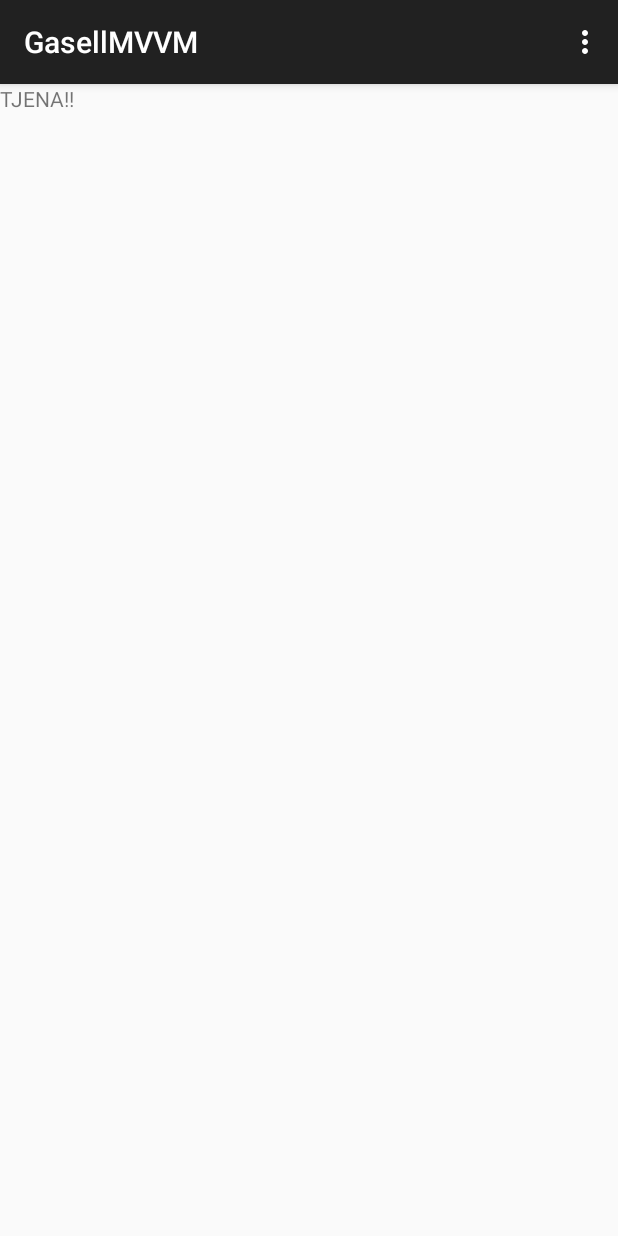
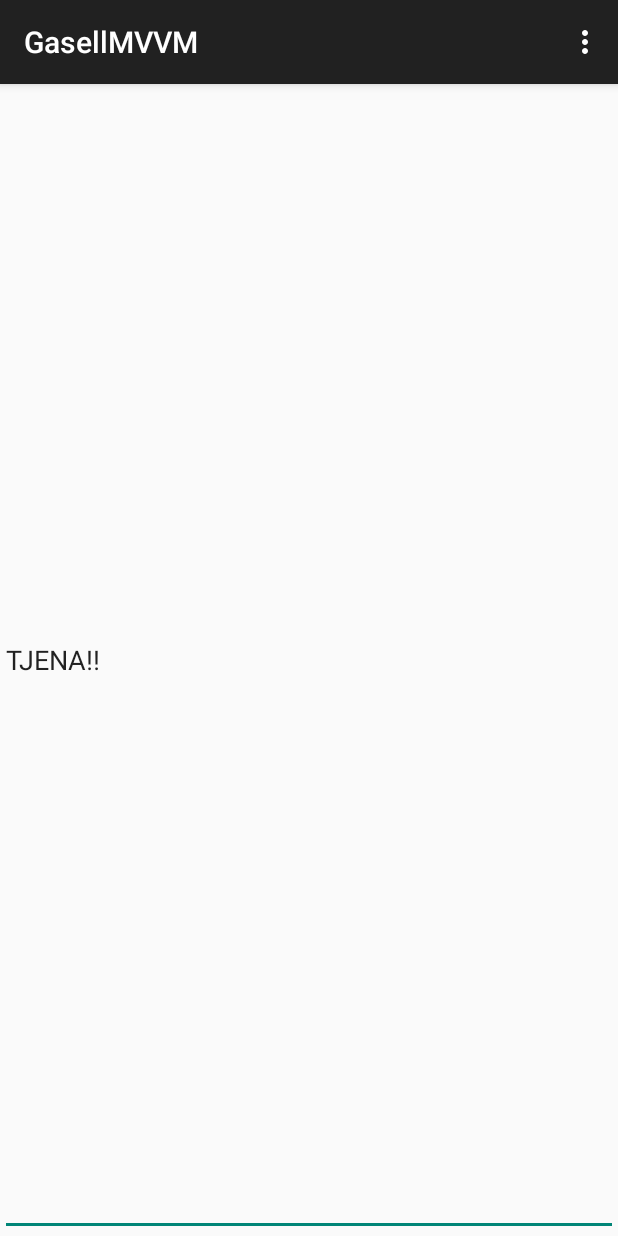
Before and after one commit to dxcufgb/GasellAndroid, an Android app: the MainActivity screen opened directly, with no data from a screen before it, on a phone screen of 412 x 824 dp. Run offline under Robolectric (Android 15) with nearby library versions, the phone set to English and light mode, and no system bars; 3 statements that could not run were skipped.

Commit message:
I realized we did not follow Garcia model, fixed now with external views.

```diff
--- a/app/src/main/java/se/zavann/gasellmvvm/Controllers/MainController.java
+++ b/app/src/main/java/se/zavann/gasellmvvm/Controllers/MainController.java
@@ -1,6 +1,7 @@
 package se.zavann.gasellmvvm.Controllers;
 
 import android.content.Context;
+import android.util.Log;
 
 import se.zavann.gasellmvvm.DTO.DtoCustomerInfo;
 import se.zavann.gasellmvvm.GasellRest;
@@ -8,6 +9,7 @@ import se.zavann.gasellmvvm.Listeners.MainActivityListener;
 import se.zavann.gasellmvvm.Listeners.RestCallListener;
 import se.zavann.gasellmvvm.Listeners.RestListener;
 import se.zavann.gasellmvvm.Models.Customer;
+import se.zavann.gasellmvvm.Views.MainView;
 
 /**
  * Created by Bullen on 2015-10-08.
@@ -19,23 +21,31 @@ public class MainController implements RestCallListener {
     private MainActivityListener listener;
     private GasellRest rest;
     private RestListener listen;
+    private String customerId;
 
     //Constructor
-    public MainController() {}
+    public MainController( MainActivityListener listener) {
 
+        this.listener = listener;
+        getCustomerInfo();
 
-    public void getCustomerInfo(MainActivityListener listener, String customerId) {
-        this.listener = listener;
+    }
 
+    public void setCustomerId(String id) {
+        this.customerId = id;
+    }
+
+    private void getCustomerInfo() {
         rest = new GasellRest();
         listen = new RestListener(this);
         rest.addObserver(listen);
-        rest.getCustomerInfo(customerId);
+        rest.getCustomerInfo(this.customerId);
     }
 
 
     @Override
     public void restCallback() {
+        Log.i("Controller", "restCallBack kallas!");
         Object[] convertedObject = (Object[]) listen.getObject();
         DtoCustomerInfo customerObject = (DtoCustomerInfo)convertedObject[1];
         listener.onGetCustomerInfo(customerObject);
--- a/app/src/main/java/se/zavann/gasellmvvm/MainActivity.java
+++ b/app/src/main/java/se/zavann/gasellmvvm/MainActivity.java
@@ -2,6 +2,7 @@ package se.zavann.gasellmvvm;
 
 import android.os.Bundle;
 import android.support.v7.app.ActionBarActivity;
+import android.util.Log;
 import android.view.Menu;
 import android.view.MenuItem;
 import android.widget.TextView;
@@ -9,6 +10,7 @@ import android.widget.TextView;
 import se.zavann.gasellmvvm.Controllers.MainController;
 import se.zavann.gasellmvvm.DTO.DtoCustomerInfo;
 import se.zavann.gasellmvvm.Listeners.MainActivityListener;
+import se.zavann.gasellmvvm.Views.MainView;
 
 public class MainActivity extends ActionBarActivity implements MainActivityListener {
 
@@ -16,6 +18,7 @@ public class MainActivity extends ActionBarActivity implements MainActivityListe
     private GasellRest rest;
     private String customerId;
     private MainActivityListener listener;
+    private MainView mainView;
 
     @Override
     protected void onCreate(Bundle savedInstanceState) {
@@ -23,7 +26,14 @@ public class MainActivity extends ActionBarActivity implements MainActivityListe
         setContentView(R.layout.main_view);
 
         listener = this;
-        init();
+        //init();
+        Bundle extras = getIntent().getExtras();
+        if(extras != null) {
+            this.customerId = extras.getString("customerId");
+        }
+
+        this.mainView = (MainView) findViewById(R.id.mainview);
+        new MainController(this.listener).setCustomerId(this.customerId);
 
     }
 
@@ -52,6 +62,7 @@ public class MainActivity extends ActionBarActivity implements MainActivityListe
     }
 
 
+    /*
     public void init() {
         //get data from login
         Bundle extras = getIntent().getExtras();
@@ -62,10 +73,14 @@ public class MainActivity extends ActionBarActivity implements MainActivityListe
         this.twWelcome = (TextView) findViewById(R.id.twwelcome);
         new MainController().getCustomerInfo(this.listener, this.customerId);
     }
+    */
 
 
     @Override
     public void onGetCustomerInfo(DtoCustomerInfo dtoCustomerInfo) {
+
+        Log.i("Activity", "onGetCustomerInfo körs!");
+
         DtoCustomerInfo customerObject = dtoCustomerInfo;
         String text = customerObject.getFirstName()+" "+ customerObject.getLastName()+"\n";
         text += customerObject.getSocialId()+"\n";
@@ -78,6 +93,14 @@ public class MainActivity extends ActionBarActivity implements MainActivityListe
         text += customerObject.getHomePhone()+"\n";
         text += customerObject.getDayPhone()+"\n";
         text += customerObject.getCellPhone()+"\n";
-        this.twWelcome.setText(text);
+
+        //this.twWelcome.setText(text);
+
+        Log.i("Activity", "Dags att sätta text!");
+        this.mainView.setCustomer(text);
+
+
     }
+
+
 }
--- /dev/null
+++ b/app/src/main/java/se/zavann/gasellmvvm/Views/MainView.java
@@ -0,0 +1,27 @@
+package se.zavann.gasellmvvm.Views;
+
+import android.content.Context;
+import android.util.AttributeSet;
+import android.util.Log;
+import android.widget.EditText;
+import android.widget.LinearLayout;
+import android.widget.TextView;
+
+import se.zavann.gasellmvvm.R;
+
+/**
+ * Created by Bullen on 2015-10-26.
+ */
+public class MainView extends LinearLayout{
+
+
+    public MainView(Context context, AttributeSet attrs) {
+        super(context, attrs);
+    }
+
+    public void setCustomer(String customerText) {
+        Log.i("View", "Sätter text!");
+        ((EditText) findViewById(R.id.twwelcome)).setText(customerText);
+    }
+
+}
--- a/app/src/main/res/layout/login_view.xml
+++ b/app/src/main/res/layout/login_view.xml
@@ -1,5 +1,5 @@
 <?xml version="1.0" encoding="utf-8"?>
-<LinearLayout
+<se.zavann.gasellmvvm.Views.LoginView
     xmlns:android="http://schemas.android.com/apk/res/android"
     xmlns:tools="http://schemas.android.com/tools"
     android:id="@+id/login"
@@ -37,4 +37,4 @@
 
         android:text="@string/btnLogin"/>
 
-</LinearLayout>
+</se.zavann.gasellmvvm.Views.LoginView>
--- a/app/src/main/res/layout/main_view.xml
+++ b/app/src/main/res/layout/main_view.xml
@@ -1,11 +1,12 @@
 <?xml version="1.0" encoding="utf-8"?>
-<LinearLayout xmlns:android="http://schemas.android.com/apk/res/android"
-    android:layout_width="match_parent" android:layout_height="match_parent">
+<se.zavann.gasellmvvm.Views.MainView xmlns:android="http://schemas.android.com/apk/res/android"
+    android:layout_width="match_parent" android:layout_height="match_parent"
+    android:id="@+id/mainview">
 
-    <TextView
+    <EditText
         android:id="@+id/twwelcome"
         android:layout_width="fill_parent"
         android:layout_height="match_parent"
         android:text="TJENA!!"/>
 
-</LinearLayout>
+</se.zavann.gasellmvvm.Views.MainView>
```
Also changed, not shown: app/src/main/java/se/zavann/gasellmvvm/Controllers/LoginController.java (+32 -21 lines), app/src/main/java/se/zavann/gasellmvvm/LoginActivity.java (+11 -5 lines), app/src/main/java/se/zavann/gasellmvvm/Views/LoginView.java (added, +31 -0 lines).
